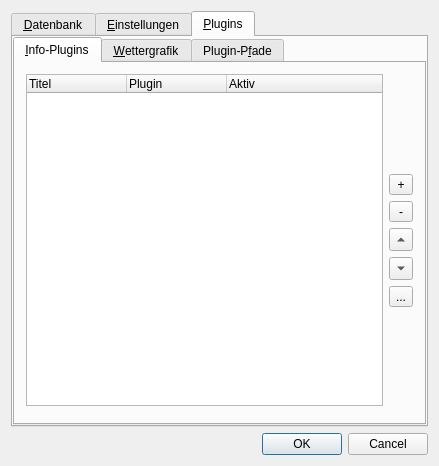
The window that src/gui/windows/SettingsWindow.ui (startkladde/startkladde) describes before a commit, drawn with Qt 5.
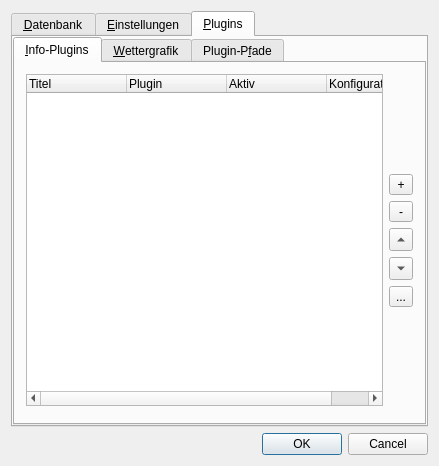
The same window after the commit. The open tabs and pages were chosen to show the change.

Commit message: Plugin configuration display Plugin name and description in configuration dialog

What changed in the file:
```diff
--- a/src/gui/windows/SettingsWindow.ui
+++ b/src/gui/windows/SettingsWindow.ui
@@ -446,6 +446,11 @@
                   <string>Aktiv</string>
                  </property>
                 </column>
+                <column>
+                 <property name="text">
+                  <string>Konfiguration</string>
+                 </property>
+                </column>
                </widget>
               </item>
               <item>
```
Left out of the diff: 2 changed lines with no effect on the pictures. The commit also changes 6 other files.
